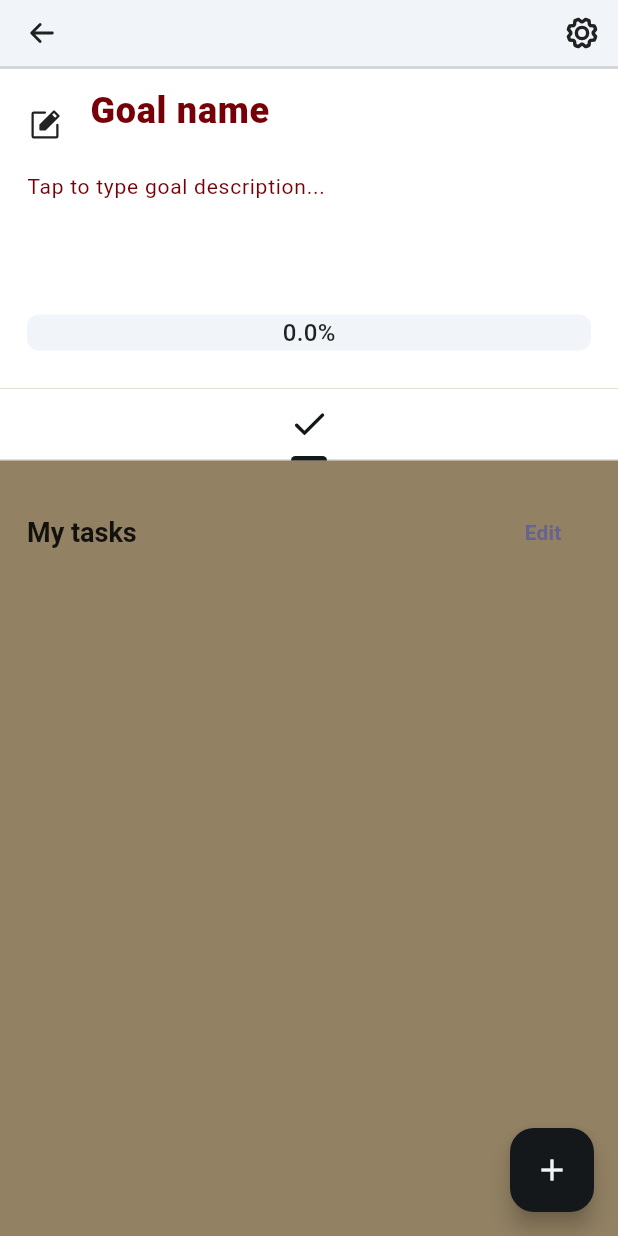
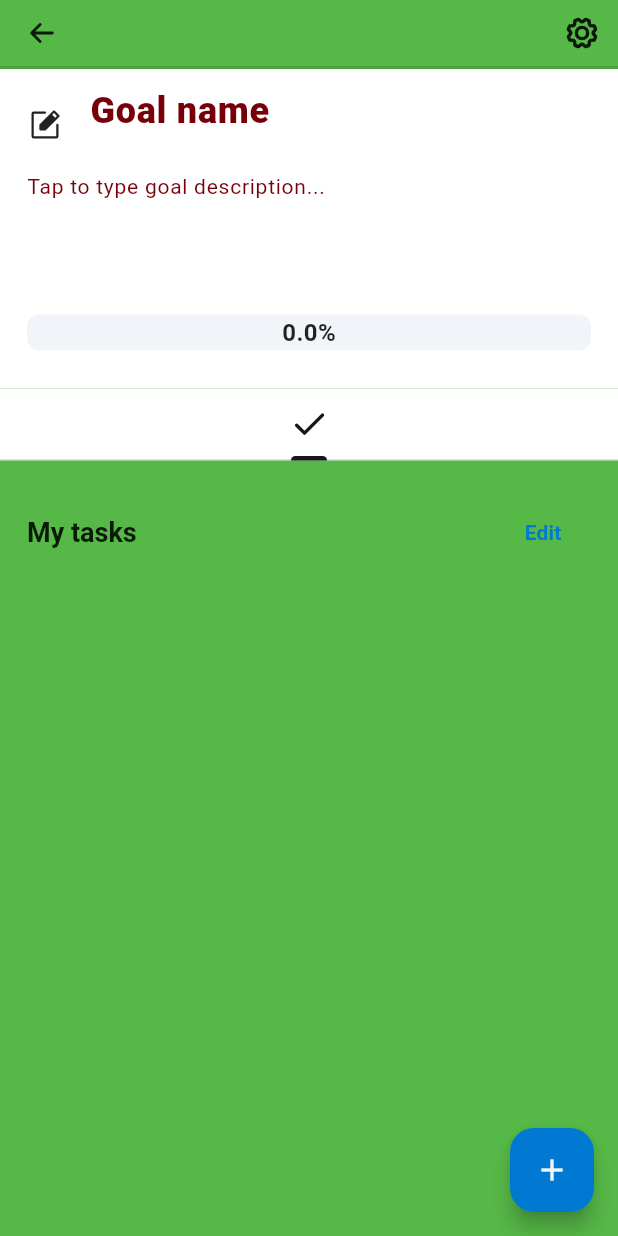
Before and after one commit to sankassio99/goals_tracker, a Flutter app: the screen it shows after launch, after a tap on "Add goal", after a tap on "Tap to edit", on a phone screen of 412 x 824 dp. Run offline on Flutter 3.47's test engine with Material 2 defaults, Android fonts, the phone set to English and light mode, and no system bars; drawn by our look-alikes of percent_indicator; our stand-ins replace get, phosphor_flutter, table_calendar; missing offline and left inert: dart:html; Roboto replaces fonts that are missing (Nunito, Poppins).

Commit message:
colors brand define

```diff
--- a/lib/main.dart
+++ b/lib/main.dart
@@ -40,23 +40,23 @@ ThemeData themeConfig() {
   return ThemeData(
     // Define the default brightness and colors.
     brightness: Brightness.light,
-    primaryColor: const Color(0xFF928163),
+    primaryColor: const Color(0xFF56B947),
     colorScheme: const ColorScheme(
+        primary: Color(0xff14181b),
+        secondary: Color(0xFF2C9F42), // Duolingo secondary color
+        error: Color(0xFFEF5350), // Duolingo error color
+        surface: Color(0xFF56B947), // Duolingo surface color
         brightness: Brightness.light,
-        primary: Color(0xff14181b),
-        onPrimary: Color(0xfff1f4f8),
-        secondary: Color(0xff14181b),
-        onSecondary: Color.fromARGB(255, 102, 99, 146),
-        error: Color(0xFF928163),
+        onPrimary: Color(0xFFF1F4F8),
+        onSecondary: Color(0xFF0079D3),
         onError: Color(0xFF928163),
-        background: Color(0xfff1f4f8),
+        background: Color(0xFFF1F4F8),
         onBackground: Color.fromARGB(255, 183, 183, 183),
-        surface: Color(0xFF928163),
         onSurface: Color.fromARGB(255, 119, 0, 8),
         outline: Colors.black12),
 
     // Define the default font family.
-    fontFamily: 'Poppins',
+    fontFamily: 'Nunito',
 
     useMaterial3: true,
     // Define the default `TextTheme`. Use this to specify the default
--- a/lib/presentation/components/goal_settings_dialog.dart
+++ b/lib/presentation/components/goal_settings_dialog.dart
@@ -27,6 +27,7 @@ class GoalSettingsDialog extends StatelessWidget {
       child: Scaffold(
         appBar: MyAppBar(
           title: "Goals settings",
+          backgroundColor: Theme.of(context).primaryColor,
           actions: [
             TextButton(
               key: const Key("readyEditing"),
@@ -37,7 +38,7 @@ class GoalSettingsDialog extends StatelessWidget {
               child: Text(
                 "READY",
                 style: TextStyle(
-                  color: Theme.of(context).colorScheme.onSecondary,
+                  color: Theme.of(context).colorScheme.primary,
                   fontWeight: FontWeight.bold,
                   fontSize: 16,
                 ),
--- a/lib/presentation/components/my_app_bar.dart
+++ b/lib/presentation/components/my_app_bar.dart
@@ -4,18 +4,21 @@ class MyAppBar extends StatelessWidget implements PreferredSizeWidget {
   final List<Widget>? actions;
   final Widget? leading;
   final String? title;
+  final Color? backgroundColor;
 
   const MyAppBar({
     this.title,
     this.leading,
     this.actions,
     super.key,
+    this.backgroundColor,
   });
 
   @override
   Widget build(BuildContext context) {
     return AppBar(
-      backgroundColor: Theme.of(context).colorScheme.onPrimary,
+      backgroundColor:
+          backgroundColor ?? Theme.of(context).colorScheme.background,
       automaticallyImplyLeading: false,
       leading: leading,
       title: Text(
--- a/lib/presentation/components/progress_bar.dart
+++ b/lib/presentation/components/progress_bar.dart
@@ -27,6 +27,7 @@ class ProgressBar extends StatelessWidget {
               "${goalModel.completeProgress.value * 100}%",
               style: const TextStyle(
                 color: Colors.black87,
+                fontWeight: FontWeight.bold,
               ),
             ),
             barRadius: const Radius.circular(8),
--- a/lib/presentation/pages/main_goal_page_widget.dart
+++ b/lib/presentation/pages/main_goal_page_widget.dart
@@ -20,6 +20,7 @@ class MainGoalPageWidget extends StatelessWidget {
       return Scaffold(
         backgroundColor: Theme.of(context).primaryColor,
         appBar: MyAppBar(
+          backgroundColor: Theme.of(context).primaryColor,
           leading: IconButton(
             key: const Key("backIconButton"),
             icon: Icon(
@@ -78,6 +79,7 @@ class MainGoalPageWidget extends StatelessWidget {
         floatingActionButton:
             (controller.goalModel.value.meansureType.type == GoalType.tasks)
                 ? FloatingActionButton(
+                    backgroundColor: Theme.of(context).colorScheme.onSecondary,
                     key: const Key("addTaskButton"),
                     child: const Icon(Icons.add),
                     onPressed: () => controller.addTask(),
```
